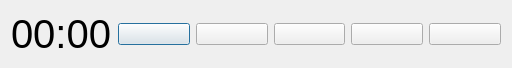
Above: src/timerdialog.ui from hubenchang0515/PPT-Timer before the change. Below: the same form after it.
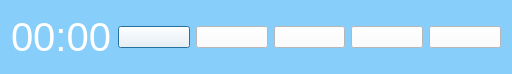
That is the form after the change. Icons and pictures are not drawn.

What changed in the file:
```diff
--- a/src/timerdialog.ui
+++ b/src/timerdialog.ui
@@ -7,12 +7,15 @@
     <x>0</x>
     <y>0</y>
     <width>512</width>
-    <height>66</height>
+    <height>74</height>
    </rect>
   </property>
   <property name="windowTitle">
    <string>TimerDialog</string>
   </property>
+  <property name="styleSheet">
+   <string notr="true">background-color: rgb(135, 206, 250);</string>
+  </property>
   <layout class="QGridLayout" name="gridLayout">
    <item row="0" column="0">
     <layout class="QHBoxLayout" name="horizontalLayout">
@@ -23,6 +26,9 @@
          <pointsize>30</pointsize>
         </font>
        </property>
+       <property name="styleSheet">
+        <string notr="true">color: rgb(255, 255, 255);</string>
+       </property>
        <property name="text">
         <string>00:00</string>
        </property>
@@ -30,6 +36,9 @@
      </item>
      <item>
       <widget class="QPushButton" name="start_button">
+       <property name="styleSheet">
+        <string notr="true">background-color: rgb(255, 255, 255);</string>
+       </property>
        <property name="text">
         <string/>
        </property>
@@ -47,6 +56,9 @@
      </item>
      <item>
       <widget class="QPushButton" name="pause_button">
+       <property name="styleSheet">
+        <string notr="true">background-color: rgb(255, 255, 255);</string>
+       </property>
        <property name="text">
         <string/>
        </property>
@@ -64,6 +76,9 @@
      </item>
      <item>
       <widget class="QPushButton" name="refresh_button">
+       <property name="styleSheet">
+        <string notr="true">background-color: rgb(255, 255, 255);</string>
+       </property>
        <property name="text">
         <string/>
        </property>
@@ -81,6 +96,9 @@
      </item>
      <item>
       <widget class="QPushButton" name="setting_button">
+       <property name="styleSheet">
+        <string notr="true">background-color: rgb(255, 255, 255);</string>
+       </property>
        <property name="text">
         <string/>
        </property>
@@ -98,6 +116,9 @@
      </item>
      <item>
       <widget class="QPushButton" name="close_button">
+       <property name="styleSheet">
+        <string notr="true">background-color: rgb(255, 255, 255);</string>
+       </property>
        <property name="text">
         <string/>
        </property>
```
Left out of the diff: 14 changed lines with no effect on the pictures.
